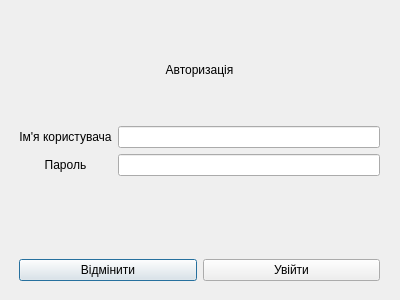
This is dialogentry.ui in landrew31/db_course_work as Qt 5 draws it before an edit. The edited form follows.
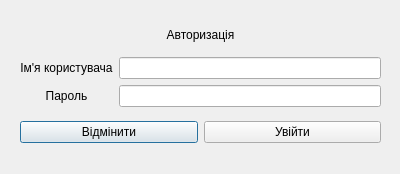
This is the edited form.

The edit to the form file:
```diff
--- a/dialogentry.ui
+++ b/dialogentry.ui
@@ -7,7 +7,7 @@
     <x>0</x>
     <y>0</y>
     <width>400</width>
-    <height>300</height>
+    <height>174</height>
    </rect>
   </property>
   <property name="windowTitle">
@@ -16,23 +16,47 @@
   <widget class="QWidget" name="gridLayoutWidget">
    <property name="geometry">
     <rect>
-     <x>19</x>
+     <x>20</x>
      <y>20</y>
      <width>361</width>
-     <height>261</height>
+     <height>131</height>
     </rect>
    </property>
    <layout class="QGridLayout" name="gridLayout">
     <item row="9" column="0">
      <layout class="QHBoxLayout" name="horizontalLayout">
-      <item alignment="Qt::AlignBottom">
+      <property name="spacing">
+       <number>6</number>
+      </property>
+      <property name="sizeConstraint">
+       <enum>QLayout::SetNoConstraint</enum>
+      </property>
+      <property name="leftMargin">
+       <number>0</number>
+      </property>
+      <property name="bottomMargin">
+       <number>0</number>
+      </property>
+      <item>
        <widget class="QPushButton" name="cancel_entry_button">
+        <property name="enabled">
+         <bool>true</bool>
+        </property>
+        <property name="sizePolicy">
+         <sizepolicy hsizetype="Minimum" vsizetype="Fixed">
+          <horstretch>0</horstretch>
+          <verstretch>0</verstretch>
+         </sizepolicy>
+        </property>
+        <property name="cursor">
+         <cursorShape>PointingHandCursor</cursorShape>
+        </property>
         <property name="text">
          <string>Відмінити</string>
         </property>
        </widget>
       </item>
-      <item alignment="Qt::AlignBottom">
+      <item>
        <widget class="QPushButton" name="enter_button">
         <property name="text">
          <string>Увійти</string>
@@ -92,11 +116,26 @@
     </item>
     <item row="2" column="0">
      <widget class="QLabel" name="label">
+      <property name="sizePolicy">
+       <sizepolicy hsizetype="Preferred" vsizetype="Fixed">
+        <horstretch>0</horstretch>
+        <verstretch>0</verstretch>
+       </sizepolicy>
+      </property>
       <property name="text">
        <string>Авторизація</string>
       </property>
       <property name="alignment">
-       <set>Qt::AlignCenter</set>
+       <set>Qt::AlignBottom|Qt::AlignHCenter</set>
+      </property>
+      <property name="wordWrap">
+       <bool>false</bool>
+      </property>
+      <property name="margin">
+       <number>0</number>
+      </property>
+      <property name="indent">
+       <number>1</number>
       </property>
      </widget>
     </item>
```
Left out of the diff: 9 changed lines with no effect on the pictures.
